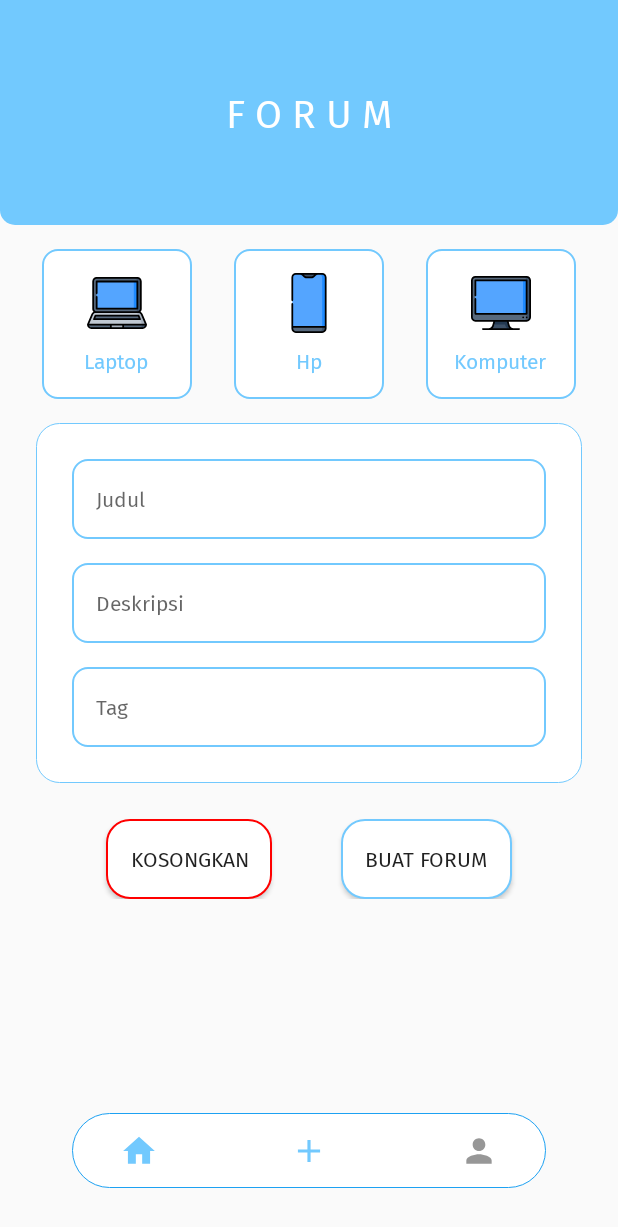
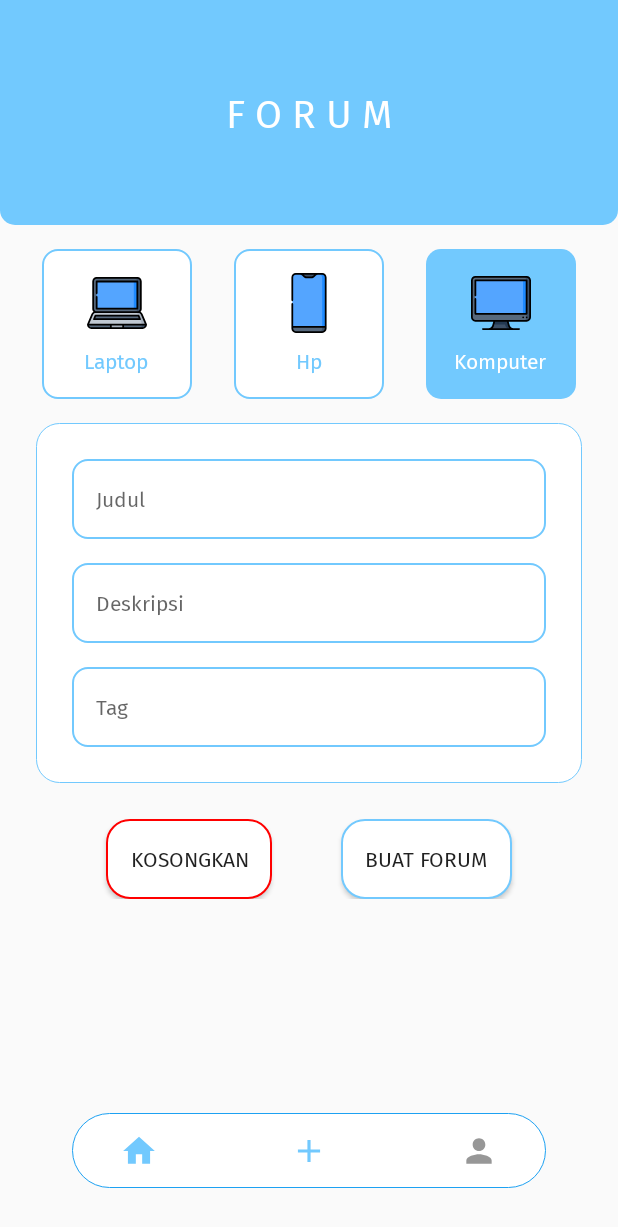
Before and after one commit to maulanarasoky/Dr-Tech, an Android app: the fragment AddForum placed in its activity, after a tap on "Komputer", on a phone screen of 412 x 824 dp. Shown: the top 1227 px of the screen. Run offline under Robolectric (Android 15) with nearby library versions, the phone set to English and light mode, and no system bars; our stand-ins replace Firebase (no records; nobody signed in at launch, a user with empty details on screens opened directly); libraries missing offline, so code that uses them is left out: cn.pedant, com.synnapps.carouselview; 2 statements that could not run were skipped; 2 other taps on this screen came first.

Commit message:
Make a New Function

```diff
--- a/app/src/main/java/com/example/drtech/fragment/AddForum.kt
+++ b/app/src/main/java/com/example/drtech/fragment/AddForum.kt
@@ -6,7 +6,8 @@ import androidx.fragment.app.Fragment
 import android.view.LayoutInflater
 import android.view.View
 import android.view.ViewGroup
-import android.widget.ArrayAdapter
+import android.widget.LinearLayout
+import android.widget.TextView
 import cn.pedant.SweetAlert.SweetAlertDialog
 
 import com.example.drtech.R
@@ -22,9 +23,9 @@ class AddForum : Fragment() {
     lateinit var database: DatabaseReference
     var count = 0
 
-    var checkLaptop = false
-    var checkPhone = false
-    var checkComputer = false
+    var laptopState = false
+    var phoneState = false
+    var computerState = false
 
     override fun onCreateView(
         inflater: LayoutInflater, container: ViewGroup?,
@@ -41,15 +42,18 @@ class AddForum : Fragment() {
         countChildren()
 
         laptop.setOnClickListener {
-
+            check(laptop)
+            laptopState = true
         }
 
         smartphone.setOnClickListener {
-
+            check(smartphone)
+            phoneState = true
         }
 
         computer.setOnClickListener {
-
+            check(computer)
+            computerState = true
         }
 
         submit.setOnClickListener {
@@ -69,8 +73,37 @@ class AddForum : Fragment() {
         }
     }
 
-    private fun check(){
+    private fun check(view: LinearLayout){
+        if(laptopState == true){
+            laptop.background = resources.getDrawable(R.drawable.background_forum_specialist)
+            laptopTitle.setTextColor(resources.getColor(R.color.twitterColour))
+            laptopState = false
+        }
 
+        if(phoneState == true){
+            smartphone.background = resources.getDrawable(R.drawable.background_forum_specialist)
+            smartphoneTitle.setTextColor(resources.getColor(R.color.twitterColour))
+            phoneState = false
+        }
+
+        if(computerState == true){
+            computer.background = resources.getDrawable(R.drawable.background_forum_specialist)
+            computerTitle.setTextColor(resources.getColor(R.color.twitterColour))
+            computerState = false
+        }
+
+        var title: TextView = laptopTitle
+
+        if(view.id == R.id.laptop){
+            title = laptopTitle
+        }else if(view.id == R.id.smartphone){
+            title = smartphoneTitle
+        }else if(view.id == R.id.computer){
+            title = computerTitle
+        }
+
+        view.background = resources.getDrawable(R.drawable.background_button_login_register)
+        title.setTextColor(resources.getColor(android.R.color.white))
     }
 
     private fun countChildren(){
--- a/app/src/main/res/layout/fragment_add_forum.xml
+++ b/app/src/main/res/layout/fragment_add_forum.xml
@@ -49,6 +49,7 @@
                 android:src="@drawable/ic_laptop" />
 
             <TextView
+                android:id="@+id/laptopTitle"
                 android:layout_width="wrap_content"
                 android:layout_height="wrap_content"
                 android:layout_gravity="center"
@@ -78,6 +79,7 @@
                 android:src="@drawable/ic_smartphone" />
 
             <TextView
+                android:id="@+id/smartphoneTitle"
                 android:layout_width="wrap_content"
                 android:layout_height="wrap_content"
                 android:layout_gravity="center"
@@ -107,6 +109,7 @@
                 android:src="@drawable/ic_computer" />
 
             <TextView
+                android:id="@+id/computerTitle"
                 android:layout_width="wrap_content"
                 android:layout_height="wrap_content"
                 android:layout_gravity="center"
--- a/app/src/main/res/layout/fragment_home.xml
+++ b/app/src/main/res/layout/fragment_home.xml
@@ -78,8 +78,8 @@
             app:layout_constraintTop_toBottomOf="@id/greeting" />
 
         <ImageView
-            android:layout_width="25dp"
-            android:layout_height="25dp"
+            android:layout_width="30dp"
+            android:layout_height="30dp"
             android:src="@drawable/ic_notifications_white"
             app:layout_constraintTop_toTopOf="parent"
             android:layout_marginEnd="@dimen/activity_horizontal_margin"
```
